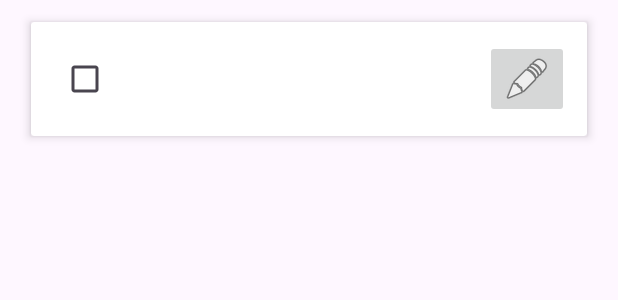
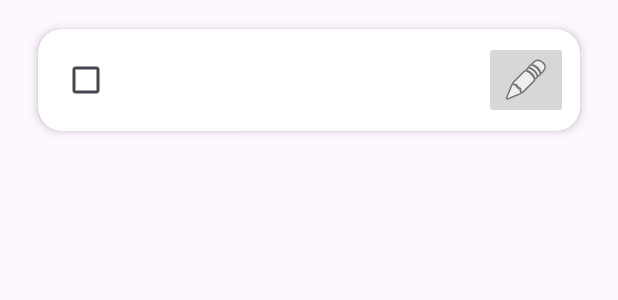
Before and after one commit to jounheringer/android_taskflow, an Android app: the layout task_card.xml on its own in the app's theme, with its tools: preview values and no code run, on a phone screen of 412 x 824 dp. Shown: the top 300 px of the screen. Run offline under Robolectric (Android 15) with nearby library versions, the phone set to English and light mode, and no system bars.

Commit message:
style: Refine task card UI
Adjusts the visual appearance of the task card item.

- Increase the corner radius to 16dp for a more rounded look.
- Reduce the padding from 12dp to 8dp.

```diff
--- a/app/src/main/res/layout/task_card.xml
+++ b/app/src/main/res/layout/task_card.xml
@@ -13,12 +13,13 @@
         android:layout_marginVertical="8dp"
         android:clickable="true"
         app:cardElevation="4dp"
-        app:cardUseCompatPadding="true">
+        app:cardUseCompatPadding="true"
+        app:cardCornerRadius="16dp">
 
         <androidx.constraintlayout.widget.ConstraintLayout
             android:layout_width="match_parent"
             android:layout_height="match_parent"
-            android:padding="12dp">
+            android:padding="8dp">
 
             <CheckBox
                 android:id="@+id/task_checkbox"
```
